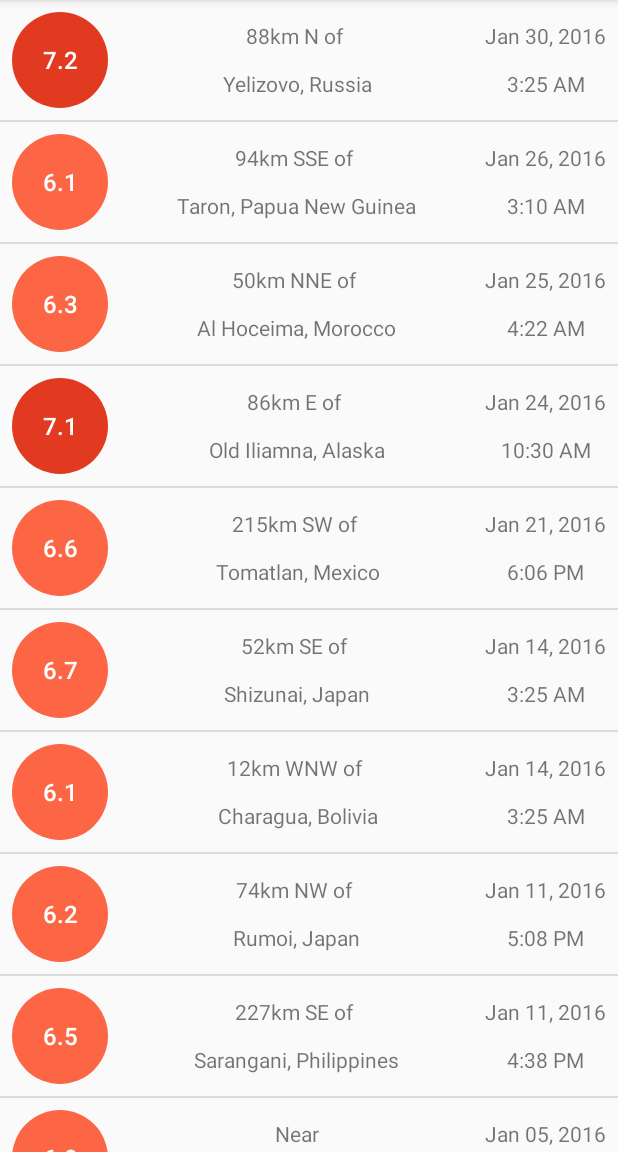
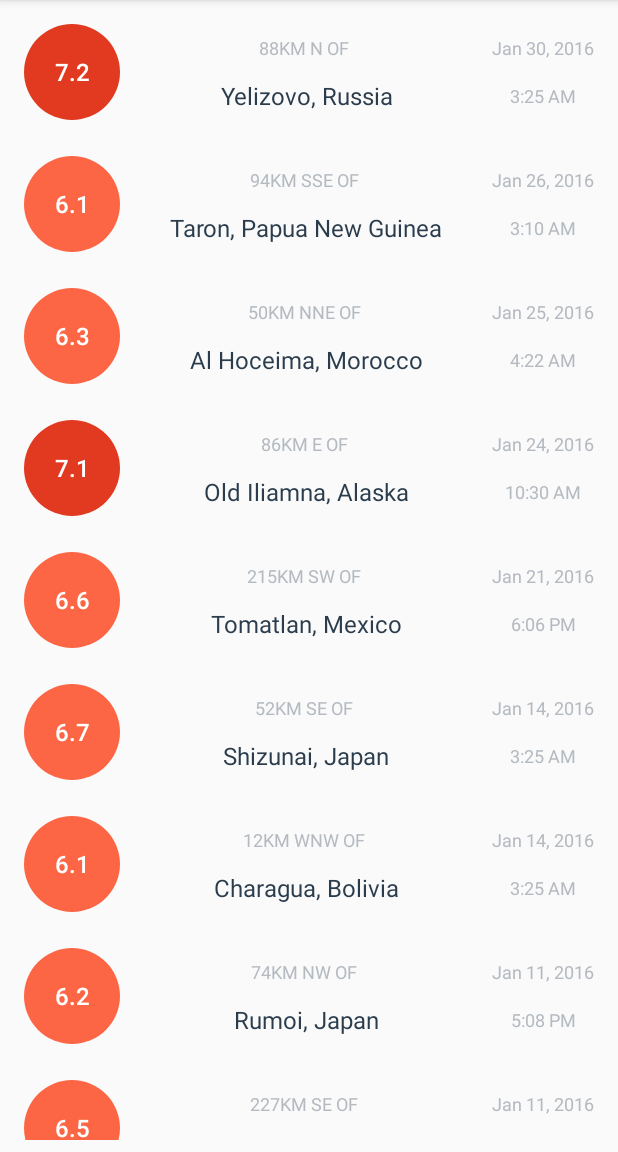
Before and after one commit to ManoelCortesMendez/quake-feed, an Android app: the screen it shows after launch (EarthquakeActivity), on a phone screen of 412 x 824 dp, the part 84-1236 px from its top. Run offline under Robolectric (Android 15) with nearby library versions, the phone set to English and light mode, and no system bars.

Commit message:
Link earthquakes to their corresponding web pages on USGS

```diff
--- a/app/src/main/java/com/example/android/quakereport/Earthquake.java
+++ b/app/src/main/java/com/example/android/quakereport/Earthquake.java
@@ -6,16 +6,19 @@ public class Earthquake {
     private double magnitude;
     private String location;
     private long time;
+    private String url;
 
     // Define constructor
-    public Earthquake(double magnitude, String location, long time) {
+    public Earthquake(double magnitude, String location, long time, String url) {
         this.magnitude = magnitude;
         this.location = location;
         this.time = time;
+        this.url = url;
     }
 
     // Define methods
     public double getMagnitude() { return magnitude; }
     public String getLocation() { return location; }
     public long getTime() { return time; }
+    public String getURL() { return url; }
 }
--- a/app/src/main/java/com/example/android/quakereport/EarthquakeActivity.java
+++ b/app/src/main/java/com/example/android/quakereport/EarthquakeActivity.java
@@ -15,9 +15,12 @@
  */
 package com.example.android.quakereport;
 
+import android.content.Intent;
+import android.net.Uri;
 import android.os.Bundle;
 import android.support.v7.app.AppCompatActivity;
-import android.widget.ArrayAdapter;
+import android.view.View;
+import android.widget.AdapterView;
 import android.widget.ListView;
 
 import java.util.ArrayList;
@@ -33,9 +36,23 @@ public class EarthquakeActivity extends AppCompatActivity {
         ArrayList<Earthquake> earthquakes = QueryUtils.extractEarthquakes();
 
         // Set up earthquake adapter
-        EarthquakeAdapter earthquakeAdapter = new EarthquakeAdapter(this, earthquakes);
+        final EarthquakeAdapter earthquakeAdapter = new EarthquakeAdapter(this, earthquakes);
         ListView earthquakeListView = findViewById(R.id.earthquake_list_view);
         earthquakeListView.setAdapter(earthquakeAdapter);
 
+        // Attach click listener
+        earthquakeListView.setOnItemClickListener(new ListView.OnItemClickListener(){
+            @Override
+            public void onItemClick(AdapterView<?> adapterView, View view, int position, long id) {
+
+                // Get clicked earthquake
+                Earthquake clickedEarthquake = (Earthquake) adapterView.getItemAtPosition(position);
+
+                // Open clicked earthquake URL
+                Intent openEarthquakeURL = new Intent(Intent.ACTION_VIEW, Uri.parse(clickedEarthquake.getURL()));
+                startActivity(openEarthquakeURL);
+            }
+        });
+
     }
 }
--- a/app/src/main/java/com/example/android/quakereport/EarthquakeAdapter.java
+++ b/app/src/main/java/com/example/android/quakereport/EarthquakeAdapter.java
@@ -1,7 +1,9 @@
 package com.example.android.quakereport;
 
 import android.content.Context;
+import android.content.Intent;
 import android.graphics.drawable.GradientDrawable;
+import android.net.Uri;
 import android.support.v4.content.ContextCompat;
 import android.view.LayoutInflater;
 import android.view.View;
@@ -35,7 +37,7 @@ public class EarthquakeAdapter extends ArrayAdapter {
         }
 
         // Get current earthquake object
-        Earthquake currentEarthquake = (Earthquake) getItem(position);
+        final Earthquake currentEarthquake = (Earthquake) getItem(position);
 
         // Set magnitude
         TextView magnitudeTextView = earthquakeItemView.findViewById(R.id.magnitude_text_view);
--- a/app/src/main/java/com/example/android/quakereport/QueryUtils.java
+++ b/app/src/main/java/com/example/android/quakereport/QueryUtils.java
@@ -60,9 +60,10 @@ public final class QueryUtils {
                 double magnitude = earthquakePropertiesObject.getDouble("mag");
                 String location = earthquakePropertiesObject.getString("place");
                 long time = earthquakePropertiesObject.getLong("time");
+                String url = earthquakePropertiesObject.getString("url");
 
                 // Create earthquake object with properties retrieved above and append it
-                Earthquake earthquake = new Earthquake(magnitude, location, time);
+                Earthquake earthquake = new Earthquake(magnitude, location, time, url);
                 earthquakes.add(earthquake);
             }
 
--- a/app/src/main/res/layout/earthquake_activity.xml
+++ b/app/src/main/res/layout/earthquake_activity.xml
@@ -18,4 +18,7 @@
     android:id="@+id/earthquake_list_view"
     android:orientation="vertical"
     android:layout_width="match_parent"
-    android:layout_height="match_parent"/>
+    android:layout_height="match_parent"
+    android:divider="@null"
+    android:dividerHeight="8dp"
+    android:padding="8dp" />
--- a/app/src/main/res/layout/earthquake_item.xml
+++ b/app/src/main/res/layout/earthquake_item.xml
@@ -22,6 +22,8 @@
     <TextView
         android:id="@+id/location_offset_text_view"
         android:layout_width="wrap_content"
+        android:textAllCaps="true"
+        android:textColor="@color/textColorEarthquakeDetails"
         android:layout_height="32dp"
         android:layout_marginStart="8dp"
         android:layout_marginLeft="8dp"
@@ -31,13 +33,16 @@
         app:layout_constraintEnd_toStartOf="@+id/date_text_view"
         app:layout_constraintStart_toEndOf="@+id/magnitude_text_view"
         app:layout_constraintTop_toTopOf="parent"
+        android:textSize="12sp"
         tools:text="30km NW of" />
 
     <TextView
         android:id="@+id/location_primary_text_view"
         android:layout_width="wrap_content"
         android:layout_height="32dp"
+        android:textColor="@color/textColorEarthquakeLocation"
         android:gravity="center"
+        android:textSize="16sp"
         app:layout_constraintEnd_toEndOf="@+id/location_offset_text_view"
         app:layout_constraintStart_toStartOf="@+id/location_offset_text_view"
         app:layout_constraintTop_toBottomOf="@+id/location_offset_text_view"
@@ -49,12 +54,16 @@
         android:layout_height="32dp"
         android:gravity="center"
         app:layout_constraintEnd_toEndOf="parent"
+        android:textColor="@color/textColorEarthquakeDetails"
         app:layout_constraintTop_toTopOf="parent"
+        android:textSize="12sp"
         tools:text="Jan 31, 2000" />
 
     <TextView
         android:id="@+id/time_text_view"
+        android:textColor="@color/textColorEarthquakeDetails"
         android:layout_width="wrap_content"
+        android:textSize="12sp"
         android:layout_height="32dp"
         android:gravity="center"
         app:layout_constraintEnd_toEndOf="parent"
--- a/app/src/main/res/values/colors.xml
+++ b/app/src/main/res/values/colors.xml
@@ -52,4 +52,10 @@
 
     <!-- Magnitude circle color for an earthquake with magnitude over 10 -->
     <color name="magnitude10plus">#C03823</color>
+
+    <!-- Text color for the details of the earthquake in the list item -->
+    <color name="textColorEarthquakeDetails">#B4BAC0</color>
+
+    <!-- Text color for the primary location of the earthquake in the list item -->
+    <color name="textColorEarthquakeLocation">#2B3D4D</color>
 </resources>
```
